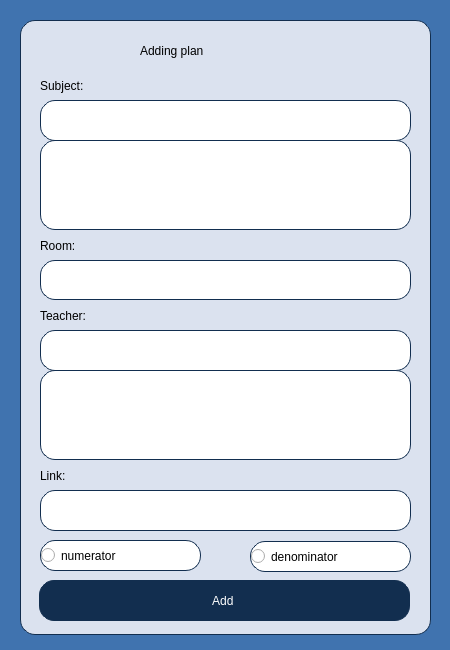
Qt form Planner/timetableitemsadding.ui (BeliaViktoria/Planner) before a commit.
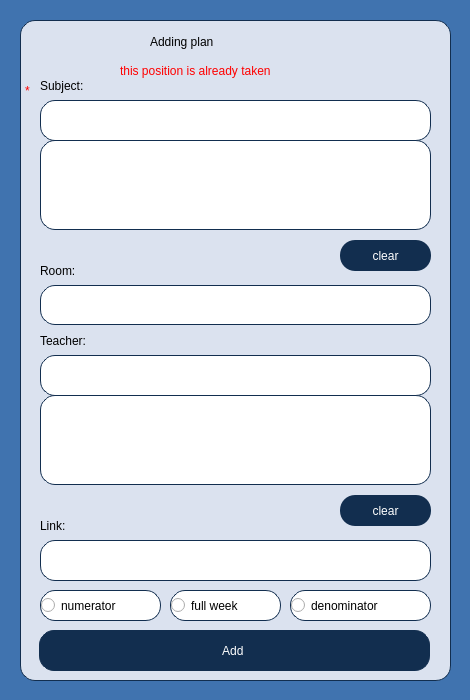
The same form after that commit.

Commit message: Subjects table working

```diff
--- a/Planner/timetableitemsadding.ui
+++ b/Planner/timetableitemsadding.ui
@@ -6,8 +6,8 @@
    <rect>
     <x>0</x>
     <y>0</y>
-    <width>450</width>
-    <height>650</height>
+    <width>470</width>
+    <height>700</height>
    </rect>
   </property>
   <property name="sizePolicy">
@@ -18,14 +18,14 @@
   </property>
   <property name="minimumSize">
    <size>
-    <width>450</width>
-    <height>650</height>
+    <width>470</width>
+    <height>700</height>
    </size>
   </property>
   <property name="maximumSize">
    <size>
-    <width>450</width>
-    <height>650</height>
+    <width>470</width>
+    <height>700</height>
    </size>
   </property>
   <property name="windowTitle">
@@ -39,8 +39,8 @@
     <rect>
      <x>20</x>
      <y>20</y>
-     <width>411</width>
-     <height>615</height>
+     <width>431</width>
+     <height>661</height>
     </rect>
    </property>
    <property name="styleSheet">
@@ -54,8 +54,8 @@
     <property name="geometry">
      <rect>
       <x>19</x>
-      <y>560</y>
-      <width>371</width>
+      <y>610</y>
+      <width>391</width>
       <height>41</height>
      </rect>
     </property>
@@ -76,8 +76,8 @@
     <property name="geometry">
      <rect>
       <x>20</x>
-      <y>350</y>
-      <width>371</width>
+      <y>375</y>
+      <width>391</width>
       <height>90</height>
      </rect>
     </property>
@@ -95,8 +95,8 @@
     <property name="geometry">
      <rect>
       <x>20</x>
-      <y>520</y>
-      <width>161</width>
+      <y>570</y>
+      <width>121</width>
       <height>31</height>
      </rect>
     </property>
@@ -117,9 +117,9 @@
    <widget class="QRadioButton" name="radioButton_Denominator">
     <property name="geometry">
      <rect>
-      <x>230</x>
-      <y>521</y>
-      <width>161</width>
+      <x>270</x>
+      <y>570</y>
+      <width>141</width>
       <height>31</height>
      </rect>
     </property>
@@ -137,12 +137,109 @@
      <string>denominator</string>
     </property>
    </widget>
+   <widget class="QRadioButton" name="radioButton_FullWeek">
+    <property name="geometry">
+     <rect>
+      <x>150</x>
+      <y>570</y>
+      <width>111</width>
+      <height>31</height>
+     </rect>
+    </property>
+    <property name="styleSheet">
+     <string notr="true">background-color:rgb(255, 255, 255);
+border-radius:15px;
+border-style: solid;
+border-width: 1px;
+border-color: rgb(18, 46, 79);
+font: 12pt &quot;Gentium Book Basic&quot;;
+color:black;
+</string>
+    </property>
+    <property name="text">
+     <string>full week</string>
+    </property>
+   </widget>
+   <widget class="QLabel" name="label_AlreadyTaken">
+    <property name="geometry">
+     <rect>
+      <x>100</x>
+      <y>35</y>
+      <width>251</width>
+      <height>31</height>
+     </rect>
+    </property>
+    <property name="styleSheet">
+     <string notr="true">border-width:0px;
+font: 12pt &quot;Gentium Book Basic&quot;;
+color:red;</string>
+    </property>
+    <property name="text">
+     <string>this position is already taken</string>
+    </property>
+   </widget>
+   <widget class="QLabel" name="label_NessesaryField_1">
+    <property name="geometry">
+     <rect>
+      <x>5</x>
+      <y>55</y>
+      <width>16</width>
+      <height>31</height>
+     </rect>
+    </property>
+    <property name="styleSheet">
+     <string notr="true">border-width:0px;
+font: 14pt &quot;Gentium Book Basic&quot;;
+color:red;</string>
+    </property>
+    <property name="text">
+     <string>*</string>
+    </property>
+   </widget>
+   <widget class="QPushButton" name="pushButton_ClearTeachers">
+    <property name="geometry">
+     <rect>
+      <x>320</x>
+      <y>475</y>
+      <width>91</width>
+      <height>31</height>
+     </rect>
+    </property>
+    <property name="styleSheet">
+     <string notr="true">font: 14pt &quot;Gentium Book Basic&quot;;
+color:white;
+background-color:rgb(18, 46, 79);
+border-width:0px;</string>
+    </property>
+    <property name="text">
+     <string>clear</string>
+    </property>
+   </widget>
+   <widget class="QPushButton" name="pushButton_ClearSubjects">
+    <property name="geometry">
+     <rect>
+      <x>320</x>
+      <y>220</y>
+      <width>91</width>
+      <height>31</height>
+     </rect>
+    </property>
+    <property name="styleSheet">
+     <string notr="true">font: 14pt &quot;Gentium Book Basic&quot;;
+color:white;
+background-color:rgb(18, 46, 79);
+border-width:0px;</string>
+    </property>
+    <property name="text">
+     <string>clear</string>
+    </property>
+   </widget>
   </widget>
   <widget class="QLabel" name="label_AddingPlan">
    <property name="geometry">
     <rect>
-     <x>140</x>
-     <y>30</y>
+     <x>150</x>
+     <y>21</y>
      <width>181</width>
      <height>41</height>
     </rect>
@@ -161,7 +258,7 @@
     <rect>
      <x>40</x>
      <y>140</y>
-     <width>371</width>
+     <width>391</width>
      <height>90</height>
     </rect>
    </property>
@@ -180,7 +277,7 @@
     <rect>
      <x>40</x>
      <y>70</y>
-     <width>121</width>
+     <width>81</width>
      <height>31</height>
     </rect>
    </property>
@@ -193,33 +290,11 @@
     <string>Subject:</string>
    </property>
   </widget>
-  <widget class="QLineEdit" name="lineEdit_Subject">
-   <property name="geometry">
-    <rect>
-     <x>40</x>
-     <y>100</y>
-     <width>371</width>
-     <height>41</height>
-    </rect>
-   </property>
-   <property name="styleSheet">
-    <string notr="true">background-color:rgb(255, 255, 255);
-border-radius:15px;
-border-style: solid;
-border-width: 1px;
-border-color: rgb(18, 46, 79);
-font: 14pt &quot;Gentium Book Basic&quot;;
-color:black;</string>
-   </property>
-   <property name="text">
-    <string/>
-   </property>
-  </widget>
   <widget class="QLabel" name="label_Room">
    <property name="geometry">
     <rect>
      <x>40</x>
-     <y>230</y>
+     <y>255</y>
      <width>121</width>
      <height>31</height>
     </rect>
@@ -237,8 +312,8 @@
    <property name="geometry">
     <rect>
      <x>40</x>
-     <y>260</y>
-     <width>371</width>
+     <y>285</y>
+     <width>391</width>
      <height>40</height>
     </rect>
    </property>
@@ -259,7 +334,7 @@
    <property name="geometry">
     <rect>
      <x>40</x>
-     <y>300</y>
+     <y>325</y>
      <width>121</width>
      <height>31</height>
     </rect>
@@ -273,33 +348,11 @@
     <string>Teacher:</string>
    </property>
   </widget>
-  <widget class="QLineEdit" name="lineEdit_Teacher">
-   <property name="geometry">
-    <rect>
-     <x>40</x>
-     <y>330</y>
-     <width>371</width>
-     <height>41</height>
-    </rect>
-   </property>
-   <property name="styleSheet">
-    <string notr="true">background-color:rgb(255, 255, 255);
-border-radius:15px;
-border-style: solid;
-border-width: 1px;
-border-color: rgb(18, 46, 79);
-font: 14pt &quot;Gentium Book Basic&quot;;
-color:black;</string>
-   </property>
-   <property name="text">
-    <string/>
-   </property>
-  </widget>
   <widget class="QLabel" name="label_Link">
    <property name="geometry">
     <rect>
      <x>40</x>
-     <y>460</y>
+     <y>510</y>
      <width>121</width>
      <height>31</height>
     </rect>
@@ -317,8 +370,52 @@
    <property name="geometry">
     <rect>
      <x>40</x>
-     <y>490</y>
-     <width>371</width>
+     <y>540</y>
+     <width>391</width>
+     <height>41</height>
+    </rect>
+   </property>
+   <property name="styleSheet">
+    <string notr="true">background-color:rgb(255, 255, 255);
+border-radius:15px;
+border-style: solid;
+border-width: 1px;
+border-color: rgb(18, 46, 79);
+font: 14pt &quot;Gentium Book Basic&quot;;
+color:black;</string>
+   </property>
+   <property name="text">
+    <string/>
+   </property>
+  </widget>
+  <widget class="QLabel" name="label_SubjectName">
+   <property name="geometry">
+    <rect>
+     <x>40</x>
+     <y>100</y>
+     <width>391</width>
+     <height>41</height>
+    </rect>
+   </property>
+   <property name="styleSheet">
+    <string notr="true">background-color:rgb(255, 255, 255);
+border-radius:15px;
+border-style: solid;
+border-width: 1px;
+border-color: rgb(18, 46, 79);
+font: 14pt &quot;Gentium Book Basic&quot;;
+color:black;</string>
+   </property>
+   <property name="text">
+    <string/>
+   </property>
+  </widget>
+  <widget class="QLabel" name="label_TeacherName">
+   <property name="geometry">
+    <rect>
+     <x>40</x>
+     <y>355</y>
+     <width>391</width>
      <height>41</height>
     </rect>
    </property>
```
Left out of the diff: 4 changed lines with no effect on the pictures. The commit also changes 8 other files.
